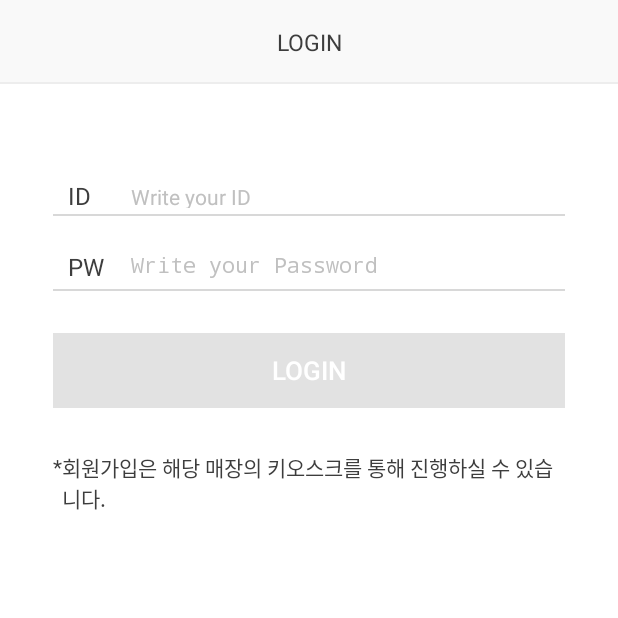
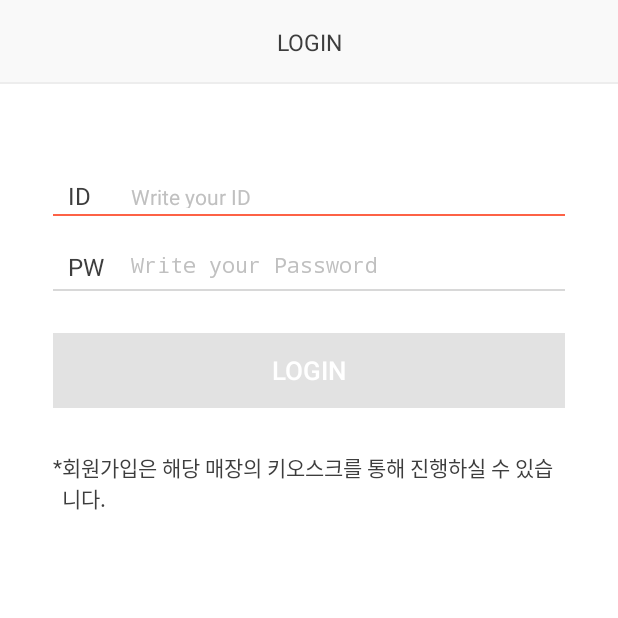
Before and after one commit to kyewonseo/KP-android, an Android app: the screen it shows after launch (LoginActivity), on a phone screen of 412 x 824 dp, the top half of it. Run offline under Robolectric (Android 15) with nearby library versions, the phone set to English and light mode, and no system bars.

Commit message:
[KIOSK-11] [KIOSK-66] add editText focus event

```diff
--- a/app/src/main/java/net/bluehack/kiosk/login/LoginActivity.java
+++ b/app/src/main/java/net/bluehack/kiosk/login/LoginActivity.java
@@ -64,10 +64,18 @@ public class LoginActivity extends Activity {
         login_underline_text_id = (TextView) findViewById(R.id.login_underline_text_id);
         login_underline_text_pw = (TextView) findViewById(R.id.login_underline_text_pw);
 
+        login_text_id.setOnFocusChangeListener(new View.OnFocusChangeListener() {
+            @Override
+            public void onFocusChange(View v, boolean hasFocus) {
+                if (hasFocus) {
+                    login_underline_text_id.setBackgroundColor(getColor(getApplicationContext(),R.color.color_09));
+                    login_underline_text_pw.setBackgroundColor(getColor(getApplicationContext(),R.color.color_04));
+                }
+            }
+        });
         login_text_id.addTextChangedListener(new TextWatcher() {
             @Override
             public void beforeTextChanged(CharSequence s, int start, int count, int after) {
-                login_underline_text_id.setBackgroundColor(getColor(getApplicationContext(),R.color.color_09));
             }
 
             @Override
@@ -80,10 +88,18 @@ public class LoginActivity extends Activity {
             }
         });
 
+        login_text_pw.setOnFocusChangeListener(new View.OnFocusChangeListener() {
+            @Override
+            public void onFocusChange(View v, boolean hasFocus) {
+                if (hasFocus) {
+                    login_underline_text_pw.setBackgroundColor(getColor(getApplicationContext(),R.color.color_09));
+                    login_underline_text_id.setBackgroundColor(getColor(getApplicationContext(),R.color.color_04));
+                }
+            }
+        });
         login_text_pw.addTextChangedListener(new TextWatcher() {
             @Override
             public void beforeTextChanged(CharSequence s, int start, int count, int after) {
-                login_underline_text_pw.setBackgroundColor(getColor(getApplicationContext(),R.color.color_09));
             }
 
             @Override
```
